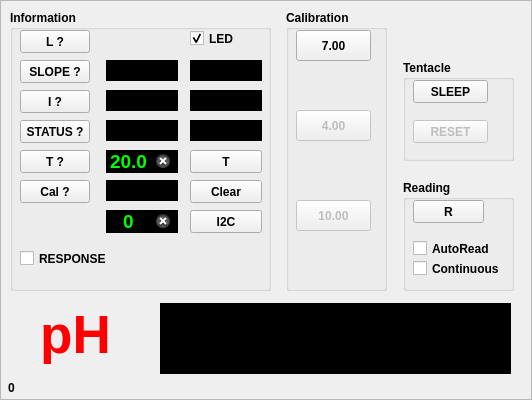
Before: the Qt Designer form ezoframe.ui in cskv/atlas-usb, drawn with Qt 5.
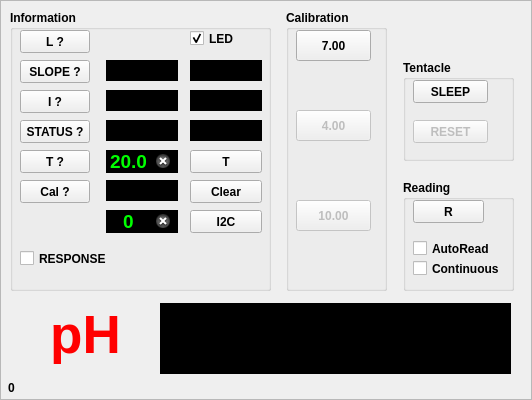
After: the same form once the commit is applied. Icons and pictures are not drawn. Custom widgets are drawn as their Qt base class.

```diff
--- a/ezoframe.ui
+++ b/ezoframe.ui
@@ -794,9 +794,9 @@
   <widget class="QLabel" name="label">
    <property name="geometry">
     <rect>
-     <x>30</x>
+     <x>20</x>
      <y>304</y>
-     <width>91</width>
+     <width>131</width>
      <height>61</height>
     </rect>
    </property>
```
Left out of the diff: 4 changed lines with no effect on the pictures.
